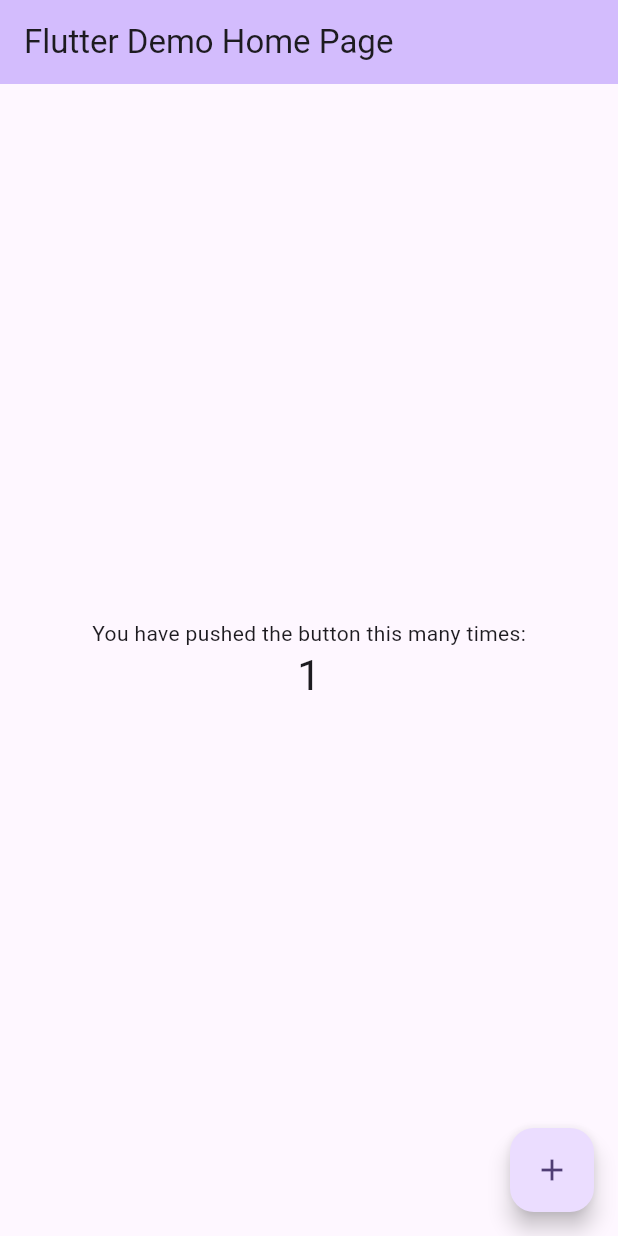
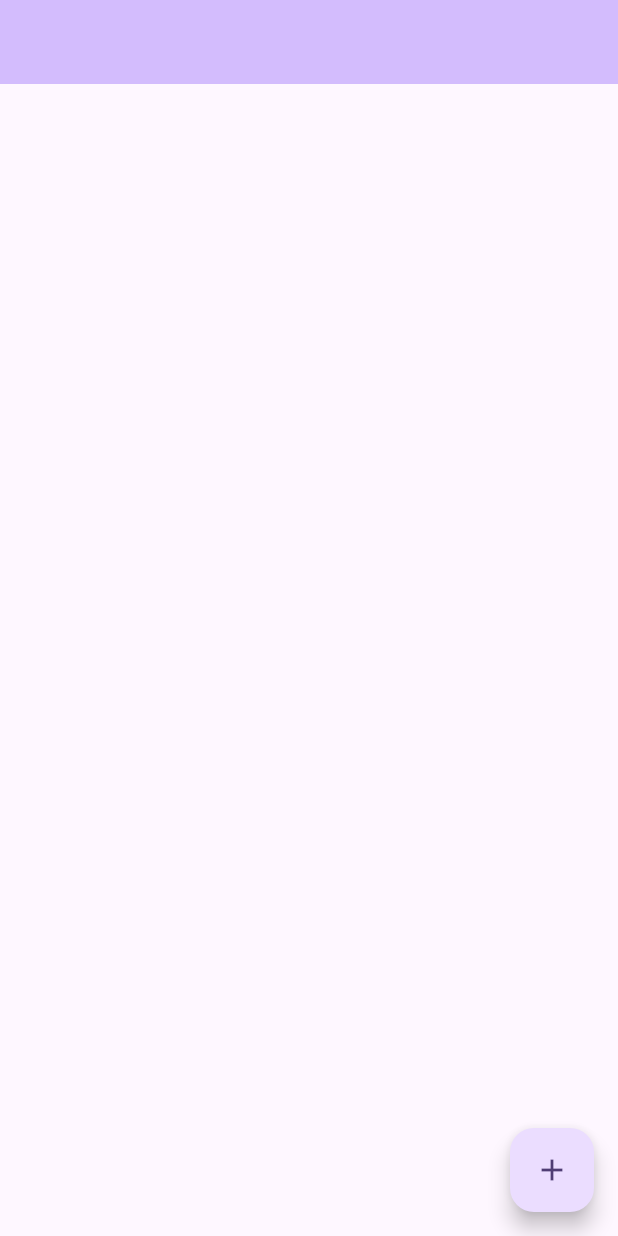
Before and after one commit to MuriloVantini/Desafio-BeTalent, a Flutter app: the screen it shows after launch, after a tap on the "add" icon, on a phone screen of 412 x 824 dp. Run offline on Flutter 3.47's test engine with Material 3 defaults, Android fonts, the phone set to English and light mode, and no system bars.

Commit message:
cleanup: preparar homepage para implmentação do app

```diff
--- a/lib/main.dart
+++ b/lib/main.dart
@@ -7,119 +7,48 @@ void main() {
 class MyApp extends StatelessWidget {
   const MyApp({super.key});
 
-  // This widget is the root of your application.
   @override
   Widget build(BuildContext context) {
     return MaterialApp(
-      title: 'Flutter Demo',
+      debugShowCheckedModeBanner: false,
+      title: 'BeTalent',
       theme: ThemeData(
-        // This is the theme of your application.
-        //
-        // TRY THIS: Try running your application with "flutter run". You'll see
-        // the application has a purple toolbar. Then, without quitting the app,
-        // try changing the seedColor in the colorScheme below to Colors.green
-        // and then invoke "hot reload" (save your changes or press the "hot
-        // reload" button in a Flutter-supported IDE, or press "r" if you used
-        // the command line to start the app).
-        //
-        // Notice that the counter didn't reset back to zero; the application
-        // state is not lost during the reload. To reset the state, use hot
-        // restart instead.
-        //
-        // This works for code too, not just values: Most code changes can be
-        // tested with just a hot reload.
         colorScheme: ColorScheme.fromSeed(seedColor: Colors.deepPurple),
         useMaterial3: true,
       ),
-      home: const MyHomePage(title: 'Flutter Demo Home Page'),
+      home: const MyHomePage(),
     );
   }
 }
 
 class MyHomePage extends StatefulWidget {
-  const MyHomePage({super.key, required this.title});
+  const MyHomePage({super.key});
 
-  // This widget is the home page of your application. It is stateful, meaning
-  // that it has a State object (defined below) that contains fields that affect
-  // how it looks.
-
-  // This class is the configuration for the state. It holds the values (in this
-  // case the title) provided by the parent (in this case the App widget) and
-  // used by the build method of the State. Fields in a Widget subclass are
-  // always marked "final".
-
-  final String title;
 
   @override
   State<MyHomePage> createState() => _MyHomePageState();
 }
 
 class _MyHomePageState extends State<MyHomePage> {
-  int _counter = 0;
-
-  void _incrementCounter() {
-    setState(() {
-      // This call to setState tells the Flutter framework that something has
-      // changed in this State, which causes it to rerun the build method below
-      // so that the display can reflect the updated values. If we changed
-      // _counter without calling setState(), then the build method would not be
-      // called again, and so nothing would appear to happen.
-      _counter++;
-    });
-  }
 
   @override
   Widget build(BuildContext context) {
-    // This method is rerun every time setState is called, for instance as done
-    // by the _incrementCounter method above.
-    //
-    // The Flutter framework has been optimized to make rerunning build methods
-    // fast, so that you can just rebuild anything that needs updating rather
-    // than having to individually change instances of widgets.
     return Scaffold(
       appBar: AppBar(
-        // TRY THIS: Try changing the color here to a specific color (to
-        // Colors.amber, perhaps?) and trigger a hot reload to see the AppBar
-        // change color while the other colors stay the same.
         backgroundColor: Theme.of(context).colorScheme.inversePrimary,
-        // Here we take the value from the MyHomePage object that was created by
-        // the App.build method, and use it to set our appbar title.
-        title: Text(widget.title),
       ),
       body: Center(
-        // Center is a layout widget. It takes a single child and positions it
-        // in the middle of the parent.
         child: Column(
-          // Column is also a layout widget. It takes a list of children and
-          // arranges them vertically. By default, it sizes itself to fit its
-          // children horizontally, and tries to be as tall as its parent.
-          //
-          // Column has various properties to control how it sizes itself and
-          // how it positions its children. Here we use mainAxisAlignment to
-          // center the children vertically; the main axis here is the vertical
-          // axis because Columns are vertical (the cross axis would be
-          // horizontal).
-          //
-          // TRY THIS: Invoke "debug painting" (choose the "Toggle Debug Paint"
-          // action in the IDE, or press "p" in the console), to see the
-          // wireframe for each widget.
           mainAxisAlignment: MainAxisAlignment.center,
           children: <Widget>[
-            const Text(
-              'You have pushed the button this many times:',
-            ),
-            Text(
-              '$_counter',
-              style: Theme.of(context).textTheme.headlineMedium,
-            ),
           ],
         ),
       ),
       floatingActionButton: FloatingActionButton(
-        onPressed: _incrementCounter,
+        onPressed: (){},
         tooltip: 'Increment',
         child: const Icon(Icons.add),
-      ), // This trailing comma makes auto-formatting nicer for build methods.
+      ),
     );
   }
 }
```
